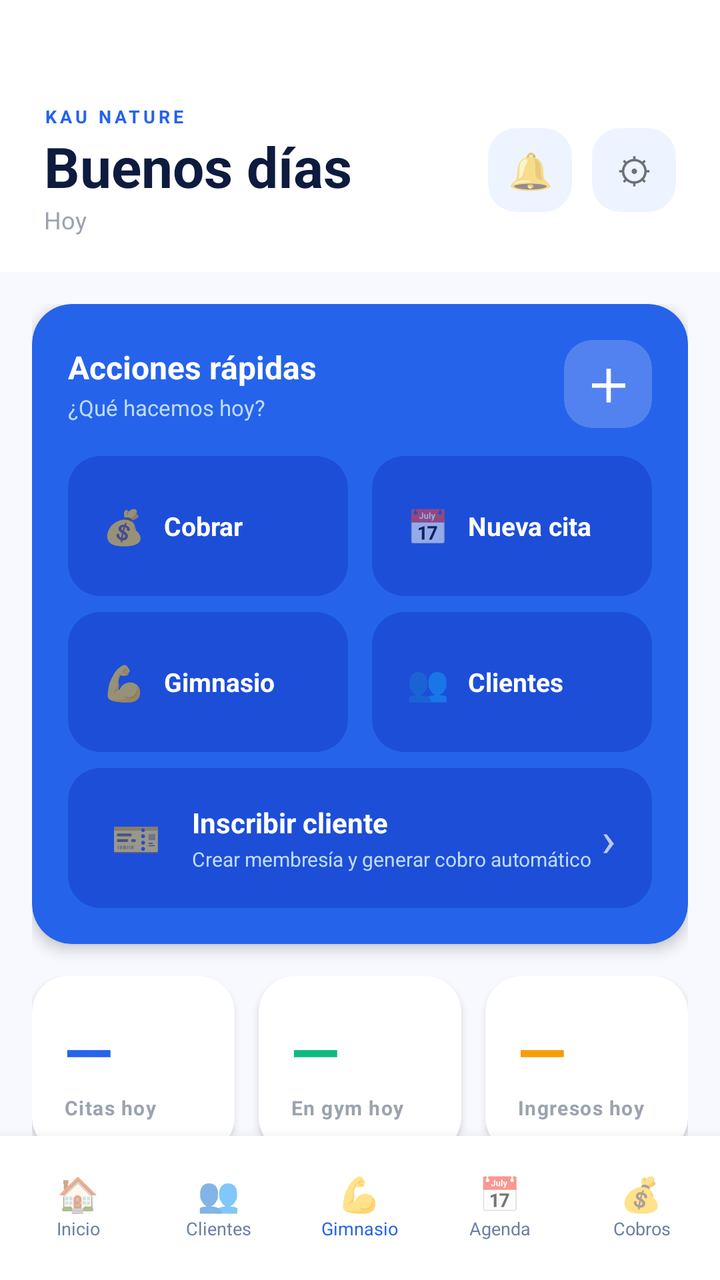
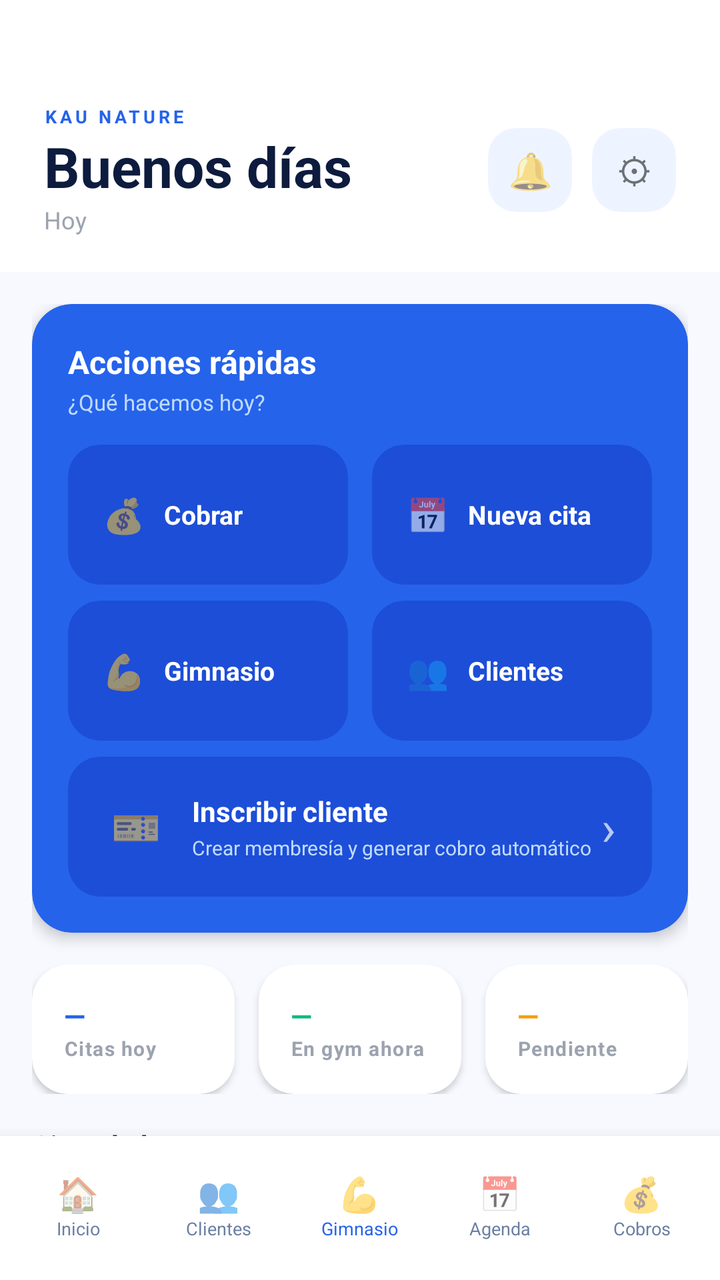

Compare the two renders of this Android layout. The source of the first and the diff that turns it into the second are given below.
<!-- AndroidManifest.xml: application theme Theme.KauNatureApplication -->
<!-- res/layout/activity_main.xml -->
<?xml version="1.0" encoding="utf-8"?>
<FrameLayout
    xmlns:android="http://schemas.android.com/apk/res/android"
    xmlns:app="http://schemas.android.com/apk/res-auto"
    android:layout_width="match_parent"
    android:layout_height="match_parent"
    android:background="#F7F9FF">

    
    <androidx.core.widget.NestedScrollView
        android:layout_width="match_parent"
        android:layout_height="match_parent"
        android:fillViewport="true"
        android:paddingBottom="80dp"
        android:clipToPadding="false">

        <LinearLayout
            android:layout_width="match_parent"
            android:layout_height="wrap_content"
            android:orientation="vertical">

            
            <LinearLayout
                android:layout_width="match_parent"
                android:layout_height="wrap_content"
                android:orientation="vertical"
                android:background="#FFFFFF"
                android:paddingStart="22dp"
                android:paddingEnd="22dp"
                android:paddingTop="52dp"
                android:paddingBottom="18dp">

                <LinearLayout
                    android:layout_width="match_parent"
                    android:layout_height="wrap_content"
                    android:orientation="horizontal"
                    android:gravity="center_vertical">

                    <LinearLayout
                        android:layout_width="0dp"
                        android:layout_height="wrap_content"
                        android:layout_weight="1"
                        android:orientation="vertical">

                        <TextView
                            android:layout_width="wrap_content"
                            android:layout_height="wrap_content"
                            android:text="KAU NATURE"
                            android:textSize="9sp"
                            android:textColor="#2563EB"
                            android:letterSpacing="0.18"
                            android:textStyle="bold"/>

                        <TextView
                            android:id="@+id/tvGreeting"
                            android:layout_width="wrap_content"
                            android:layout_height="wrap_content"
                            android:text="Buenos días"
                            android:textSize="28sp"
                            android:textColor="#0D1B3E"
                            android:textStyle="bold"/>

                        <TextView
                            android:id="@+id/tvFechaHoy"
                            android:layout_width="wrap_content"
                            android:layout_height="wrap_content"
                            android:text="Hoy"
                            android:textSize="12sp"
                            android:textColor="#9CA3AF"/>

                    </LinearLayout>

                    
                    <androidx.cardview.widget.CardView
                        android:id="@+id/btnNotif"
                        android:layout_width="42dp"
                        android:layout_height="42dp"
                        android:layout_marginEnd="10dp"
                        app:cardCornerRadius="14dp"
                        app:cardElevation="0dp"
                        app:cardBackgroundColor="#EEF4FF">
                        <FrameLayout
                            android:layout_width="match_parent"
                            android:layout_height="match_parent">
                            <TextView
                                android:layout_width="match_parent"
                                android:layout_height="match_parent"
                                android:text="🔔"
                                android:textSize="18sp"
                                android:gravity="center"/>
                            <View
                                android:id="@+id/badgeNotif"
                                android:layout_width="8dp"
                                android:layout_height="8dp"
                                android:layout_gravity="top|end"
                                android:layout_margin="6dp"
                                android:background="#EF4444"
                                android:visibility="gone"/>
                        </FrameLayout>
                    </androidx.cardview.widget.CardView>

                    
                    <androidx.cardview.widget.CardView
                        android:id="@+id/btnSettings"
                        android:layout_width="42dp"
                        android:layout_height="42dp"
                        app:cardCornerRadius="14dp"
                        app:cardElevation="0dp"
                        app:cardBackgroundColor="#EEF4FF">
                        <TextView
                            android:layout_width="match_parent"
                            android:layout_height="match_parent"
                            android:text="⚙"
                            android:textSize="18sp"
                            android:gravity="center"/>
                    </androidx.cardview.widget.CardView>

                </LinearLayout>
            </LinearLayout>

            
            <LinearLayout
                android:layout_width="match_parent"
                android:layout_height="wrap_content"
                android:orientation="vertical"
                android:padding="16dp">

                
                <androidx.cardview.widget.CardView
                    android:layout_width="match_parent"
                    android:layout_height="wrap_content"
                    android:layout_marginBottom="16dp"
                    app:cardCornerRadius="20dp"
                    app:cardElevation="4dp"
                    app:cardBackgroundColor="#2563EB">

                    <LinearLayout
                        android:layout_width="match_parent"
                        android:layout_height="wrap_content"
                        android:orientation="vertical"
                        android:padding="18dp">

                        
                        <LinearLayout
                            android:layout_width="match_parent"
                            android:layout_height="wrap_content"
                            android:orientation="horizontal"
                            android:gravity="center_vertical"
                            android:layout_marginBottom="14dp">

                            <LinearLayout
                                android:layout_width="0dp"
                                android:layout_height="wrap_content"
                                android:layout_weight="1"
                                android:orientation="vertical">

                                <TextView
                                    android:layout_width="wrap_content"
                                    android:layout_height="wrap_content"
                                    android:text="Acciones rápidas"
                                    android:textSize="16sp"
                                    android:textColor="#FFFFFF"
                                    android:textStyle="bold"/>

                                <TextView
                                    android:layout_width="wrap_content"
                                    android:layout_height="wrap_content"
                                    android:text="¿Qué hacemos hoy?"
                                    android:textSize="11sp"
                                    android:textColor="#BFDBFF"
                                    android:layout_marginTop="2dp"/>

                            </LinearLayout>

                            <androidx.cardview.widget.CardView
                                android:id="@+id/fabQuick"
                                android:layout_width="44dp"
                                android:layout_height="44dp"
                                app:cardCornerRadius="14dp"
                                app:cardElevation="0dp"
                                app:cardBackgroundColor="#33FFFFFF">
                                <TextView
                                    android:layout_width="match_parent"
                                    android:layout_height="match_parent"
                                    android:text="＋"
                                    android:textSize="22sp"
                                    android:textColor="#FFFFFF"
                                    android:textStyle="bold"
                                    android:gravity="center"/>
                            </androidx.cardview.widget.CardView>

                        </LinearLayout>

                        
                        <LinearLayout
                            android:layout_width="match_parent"
                            android:layout_height="wrap_content"
                            android:orientation="horizontal"
                            android:layout_marginBottom="8dp">

                            <androidx.cardview.widget.CardView
                                android:id="@+id/btnAccionCobrar"
                                android:layout_width="0dp"
                                android:layout_height="70dp"
                                android:layout_weight="1"
                                android:layout_marginEnd="6dp"
                                app:cardCornerRadius="16dp"
                                app:cardElevation="0dp"
                                app:cardBackgroundColor="#1D4ED8">
                                <LinearLayout
                                    android:layout_width="match_parent"
                                    android:layout_height="match_parent"
                                    android:orientation="horizontal"
                                    android:gravity="center_vertical"
                                    android:paddingStart="14dp"
                                    android:paddingEnd="10dp">
                                    <TextView
                                        android:layout_width="28dp"
                                        android:layout_height="28dp"
                                        android:text="💰"
                                        android:textSize="17sp"
                                        android:gravity="center"/>
                                    <TextView
                                        android:layout_width="wrap_content"
                                        android:layout_height="wrap_content"
                                        android:text="Cobrar"
                                        android:textSize="13sp"
                                        android:textColor="#FFFFFF"
                                        android:textStyle="bold"
                                        android:layout_marginStart="6dp"/>
                                </LinearLayout>
                            </androidx.cardview.widget.CardView>

                            <androidx.cardview.widget.CardView
                                android:id="@+id/btnAccionCita"
                                android:layout_width="0dp"
                                android:layout_height="70dp"
                                android:layout_weight="1"
                                android:layout_marginStart="6dp"
                                app:cardCornerRadius="16dp"
                                app:cardElevation="0dp"
                                app:cardBackgroundColor="#1D4ED8">
                                <LinearLayout
                                    android:layout_width="match_parent"
                                    android:layout_height="match_parent"
                                    android:orientation="horizontal"
                                    android:gravity="center_vertical"
                                    android:paddingStart="14dp"
                                    android:paddingEnd="10dp">
                                    <TextView
                                        android:layout_width="28dp"
                                        android:layout_height="28dp"
                                        android:text="📅"
                                        android:textSize="17sp"
                                        android:gravity="center"/>
                                    <TextView
                                        android:layout_width="wrap_content"
                                        android:layout_height="wrap_content"
                                        android:text="Nueva cita"
                                        android:textSize="13sp"
                                        android:textColor="#FFFFFF"
                                        android:textStyle="bold"
                                        android:layout_marginStart="6dp"/>
                                </LinearLayout>
                            </androidx.cardview.widget.CardView>

                        </LinearLayout>

                        
                        <LinearLayout
                            android:layout_width="match_parent"
                            android:layout_height="wrap_content"
                            android:orientation="horizontal"
                            android:layout_marginBottom="8dp">

                            <androidx.cardview.widget.CardView
                                android:id="@+id/btnAccionGym"
                                android:layout_width="0dp"
                                android:layout_height="70dp"
                                android:layout_weight="1"
                                android:layout_marginEnd="6dp"
                                app:cardCornerRadius="16dp"
                                app:cardElevation="0dp"
                                app:cardBackgroundColor="#1D4ED8">
                                <LinearLayout
                                    android:layout_width="match_parent"
                                    android:layout_height="match_parent"
                                    android:orientation="horizontal"
                                    android:gravity="center_vertical"
                                    android:paddingStart="14dp"
                                    android:paddingEnd="10dp">
                                    <TextView
                                        android:layout_width="28dp"
                                        android:layout_height="28dp"
                                        android:text="💪"
                                        android:textSize="17sp"
                                        android:gravity="center"/>
                                    <TextView
                                        android:layout_width="wrap_content"
                                        android:layout_height="wrap_content"
                                        android:text="Gimnasio"
                                        android:textSize="13sp"
                                        android:textColor="#FFFFFF"
                                        android:textStyle="bold"
                                        android:layout_marginStart="6dp"/>
                                </LinearLayout>
                            </androidx.cardview.widget.CardView>

                            <androidx.cardview.widget.CardView
                                android:id="@+id/btnAccionClientes"
                                android:layout_width="0dp"
                                android:layout_height="70dp"
                                android:layout_weight="1"
                                android:layout_marginStart="6dp"
                                app:cardCornerRadius="16dp"
                                app:cardElevation="0dp"
                                app:cardBackgroundColor="#1D4ED8">
                                <LinearLayout
                                    android:layout_width="match_parent"
                                    android:layout_height="match_parent"
                                    android:orientation="horizontal"
                                    android:gravity="center_vertical"
                                    android:paddingStart="14dp"
                                    android:paddingEnd="10dp">
                                    <TextView
                                        android:layout_width="28dp"
                                        android:layout_height="28dp"
                                        android:text="👥"
                                        android:textSize="17sp"
                                        android:gravity="center"/>
                                    <TextView
                                        android:layout_width="wrap_content"
                                        android:layout_height="wrap_content"
                                        android:text="Clientes"
                                        android:textSize="13sp"
                                        android:textColor="#FFFFFF"
                                        android:textStyle="bold"
                                        android:layout_marginStart="6dp"/>
                                </LinearLayout>
                            </androidx.cardview.widget.CardView>

                        </LinearLayout>

                        
                        <androidx.cardview.widget.CardView
                            android:id="@+id/btnAccionInscribir"
                            android:layout_width="match_parent"
                            android:layout_height="70dp"
                            app:cardCornerRadius="16dp"
                            app:cardElevation="0dp"
                            app:cardBackgroundColor="#1D4ED8">

                            <LinearLayout
                                android:layout_width="match_parent"
                                android:layout_height="match_parent"
                                android:orientation="horizontal"
                                android:gravity="center_vertical"
                                android:paddingStart="18dp"
                                android:paddingEnd="18dp">

                                <TextView
                                    android:layout_width="32dp"
                                    android:layout_height="32dp"
                                    android:text="🎫"
                                    android:textSize="20sp"
                                    android:gravity="center"/>

                                <LinearLayout
                                    android:layout_width="0dp"
                                    android:layout_height="wrap_content"
                                    android:layout_weight="1"
                                    android:orientation="vertical"
                                    android:layout_marginStart="12dp">

                                    <TextView
                                        android:layout_width="wrap_content"
                                        android:layout_height="wrap_content"
                                        android:text="Inscribir cliente"
                                        android:textSize="14sp"
                                        android:textColor="#FFFFFF"
                                        android:textStyle="bold"/>

                                    <TextView
                                        android:layout_width="wrap_content"
                                        android:layout_height="wrap_content"
                                        android:text="Crear membresía y generar cobro automático"
                                        android:textSize="10sp"
                                        android:textColor="#BFDBFF"
                                        android:layout_marginTop="2dp"/>

                                </LinearLayout>

                                <TextView
                                    android:layout_width="wrap_content"
                                    android:layout_height="wrap_content"
                                    android:text="›"
                                    android:textSize="24sp"
                                    android:textColor="#FFFFFF"
                                    android:alpha="0.7"/>

                            </LinearLayout>
                        </androidx.cardview.widget.CardView>

                    </LinearLayout>
                </androidx.cardview.widget.CardView>

                
                <LinearLayout
                    android:layout_width="match_parent"
                    android:layout_height="wrap_content"
                    android:orientation="horizontal"
                    android:layout_marginBottom="16dp">

                    <androidx.cardview.widget.CardView
                        android:layout_width="0dp"
                        android:layout_height="wrap_content"
                        android:layout_weight="1"
                        android:layout_marginEnd="6dp"
                        app:cardCornerRadius="18dp"
                        app:cardElevation="2dp"
                        app:cardBackgroundColor="#FFFFFF">
                        <LinearLayout
                            android:layout_width="match_parent"
                            android:layout_height="wrap_content"
                            android:orientation="vertical"
                            android:padding="16dp">
                            <TextView
                                android:id="@+id/tvKpiCitas"
                                android:layout_width="wrap_content"
                                android:layout_height="wrap_content"
                                android:text="—"
                                android:textSize="32sp"
                                android:textColor="#2563EB"
                                android:textStyle="bold"/>
                            <TextView
                                android:layout_width="wrap_content"
                                android:layout_height="wrap_content"
                                android:text="Citas hoy"
                                android:textSize="10sp"
                                android:textColor="#9CA3AF"
                                android:textStyle="bold"
                                android:letterSpacing="0.05"/>
                        </LinearLayout>
                    </androidx.cardview.widget.CardView>

                    <androidx.cardview.widget.CardView
                        android:layout_width="0dp"
                        android:layout_height="wrap_content"
                        android:layout_weight="1"
                        android:layout_marginStart="6dp"
                        android:layout_marginEnd="6dp"
                        app:cardCornerRadius="18dp"
                        app:cardElevation="2dp"
                        app:cardBackgroundColor="#FFFFFF">
                        <LinearLayout
                            android:layout_width="match_parent"
                            android:layout_height="wrap_content"
                            android:orientation="vertical"
                            android:padding="16dp">
                            <TextView
                                android:id="@+id/tvKpiGym"
                                android:layout_width="wrap_content"
                                android:layout_height="wrap_content"
                                android:text="—"
                                android:textSize="32sp"
                                android:textColor="#10B981"
                                android:textStyle="bold"/>
                            <TextView
                                android:layout_width="wrap_content"
                                android:layout_height="wrap_content"
                                android:text="En gym hoy"
                                android:textSize="10sp"
                                android:textColor="#9CA3AF"
                                android:textStyle="bold"
                                android:letterSpacing="0.05"/>
                        </LinearLayout>
                    </androidx.cardview.widget.CardView>

                    <androidx.cardview.widget.CardView
                        android:layout_width="0dp"
                        android:layout_height="wrap_content"
                        android:layout_weight="1"
                        android:layout_marginStart="6dp"
                        app:cardCornerRadius="18dp"
                        app:cardElevation="2dp"
                        app:cardBackgroundColor="#FFFFFF">
                        <LinearLayout
                            android:layout_width="match_parent"
                            android:layout_height="wrap_content"
                            android:orientation="vertical"
                            android:padding="16dp">
                            <TextView
                                android:id="@+id/tvKpiIngresos"
                                android:layout_width="wrap_content"
                                android:layout_height="wrap_content"
                                android:text="—"
                                android:textSize="32sp"
                                android:textColor="#F59E0B"
                                android:textStyle="bold"/>
                            <TextView
                                android:layout_width="wrap_content"
                                android:layout_height="wrap_content"
                                android:text="Ingresos hoy"
                                android:textSize="10sp"
                                android:textColor="#9CA3AF"
                                android:textStyle="bold"
                                android:letterSpacing="0.05"/>
                        </LinearLayout>
                    </androidx.cardview.widget.CardView>

                </LinearLayout>

                
                <LinearLayout
                    android:layout_width="match_parent"
                    android:layout_height="wrap_content"
                    android:orientation="horizontal"
                    android:gravity="center_vertical"
                    android:layout_marginBottom="10dp">

                    <TextView
                        android:layout_width="0dp"
                        android:layout_height="wrap_content"
                        android:layout_weight="1"
                        android:text="Citas de hoy"
                        android:textSize="14sp"
                        android:textColor="#0D1B3E"
                        android:textStyle="bold"/>

                    <TextView
                        android:id="@+id/tvVerCitas"
                        android:layout_width="wrap_content"
                        android:layout_height="wrap_content"
                        android:text="Ver agenda →"
                        android:textSize="11sp"
                        android:textColor="#2563EB"
                        android:textStyle="bold"/>

                </LinearLayout>

                <LinearLayout
                    android:id="@+id/listaCitas"
                    android:layout_width="match_parent"
                    android:layout_height="wrap_content"
                    android:orientation="vertical"
                    android:layout_marginBottom="16dp"/>

                
                <LinearLayout
                    android:layout_width="match_parent"
                    android:layout_height="wrap_content"
                    android:orientation="horizontal"
                    android:gravity="center_vertical"
                    android:layout_marginBottom="10dp">

                    <TextView
                        android:layout_width="0dp"
                        android:layout_height="wrap_content"
                        android:layout_weight="1"
                        android:text="Pagos pendientes"
                        android:textSize="14sp"
                        android:textColor="#0D1B3E"
                        android:textStyle="bold"/>

                    <TextView
                        android:id="@+id/tvVerPagos"
                        android:layout_width="wrap_content"
                        android:layout_height="wrap_content"
                        android:text="Ver cobros →"
                        android:textSize="11sp"
                        android:textColor="#2563EB"
                        android:textStyle="bold"/>

                </LinearLayout>

                <LinearLayout
                    android:id="@+id/listaPagos"
                    android:layout_width="match_parent"
                    android:layout_height="wrap_content"
                    android:orientation="vertical"/>

            </LinearLayout>
        </LinearLayout>
    </androidx.core.widget.NestedScrollView>

    
    <LinearLayout
        android:layout_width="match_parent"
        android:layout_height="72dp"
        android:layout_gravity="bottom"
        android:orientation="horizontal"
        android:background="#FFFFFF"
        android:elevation="12dp"
        android:paddingStart="4dp"
        android:paddingEnd="4dp"
        android:paddingTop="6dp"
        android:paddingBottom="8dp">

        <LinearLayout android:id="@+id/nav_home"
            android:layout_width="0dp" android:layout_height="match_parent"
            android:layout_weight="1" android:orientation="vertical" android:gravity="center">
            <TextView android:layout_width="wrap_content" android:layout_height="wrap_content"
                android:text="🏠" android:textSize="17sp" android:gravity="center"/>
            <TextView android:id="@+id/navLabelHome"
                android:layout_width="wrap_content" android:layout_height="wrap_content"
                android:text="Inicio" android:textSize="9sp" android:textColor="#6B7FA3" android:gravity="center"/>
        </LinearLayout>

        <LinearLayout android:id="@+id/nav_clientes"
            android:layout_width="0dp" android:layout_height="match_parent"
            android:layout_weight="1" android:orientation="vertical" android:gravity="center">
            <TextView android:layout_width="wrap_content" android:layout_height="wrap_content"
                android:text="👥" android:textSize="17sp" android:gravity="center"/>
            <TextView android:id="@+id/navLabelClientes"
                android:layout_width="wrap_content" android:layout_height="wrap_content"
                android:text="Clientes" android:textSize="9sp" android:textColor="#6B7FA3" android:gravity="center"/>
        </LinearLayout>

        <LinearLayout android:id="@+id/nav_gimnasio"
            android:layout_width="0dp" android:layout_height="match_parent"
            android:layout_weight="1" android:orientation="vertical" android:gravity="center"
            android:paddingTop="4dp" android:paddingBottom="4dp">
            <TextView android:id="@+id/navIconGimnasio"
                android:layout_width="wrap_content" android:layout_height="wrap_content"
                android:text="💪" android:textSize="17sp" android:gravity="center"/>
            <TextView android:id="@+id/navLabelGimnasio"
                android:layout_width="wrap_content" android:layout_height="wrap_content"
                android:text="Gimnasio" android:textSize="9sp" android:textColor="#2563EB" android:gravity="center"/>
        </LinearLayout>

        <LinearLayout android:id="@+id/nav_agenda"
            android:layout_width="0dp" android:layout_height="match_parent"
            android:layout_weight="1" android:orientation="vertical" android:gravity="center">
            <TextView android:layout_width="wrap_content" android:layout_height="wrap_content"
                android:text="📅" android:textSize="17sp" android:gravity="center"/>
            <TextView android:id="@+id/navLabelAgenda"
                android:layout_width="wrap_content" android:layout_height="wrap_content"
                android:text="Agenda" android:textSize="9sp" android:textColor="#6B7FA3" android:gravity="center"/>
        </LinearLayout>

        <LinearLayout android:id="@+id/nav_cobros"
            android:layout_width="0dp" android:layout_height="match_parent"
            android:layout_weight="1" android:orientation="vertical" android:gravity="center">
            <TextView android:layout_width="wrap_content" android:layout_height="wrap_content"
                android:text="💰" android:textSize="17sp" android:gravity="center"/>
            <TextView android:id="@+id/navLabelCobros"
                android:layout_width="wrap_content" android:layout_height="wrap_content"
                android:text="Cobros" android:textSize="9sp" android:textColor="#6B7FA3" android:gravity="center"/>
        </LinearLayout>

    </LinearLayout>

</FrameLayout>
<!-- resources referenced by this layout -->
<resources>
  <style name="Theme.KauNatureApplication" parent="Theme.MaterialComponents.DayNight.NoActionBar">
          <item name="colorPrimary">@color/accent_blue</item>
          <item name="colorPrimaryVariant">@color/accent_blue_light</item>
          <item name="colorOnPrimary">@color/white</item>
          
          <item name="android:colorBackground">@color/bg_main</item>
          <item name="colorSurface">@color/white</item>
          <item name="colorSurfaceVariant">@color/blue_pale2</item>
          <item name="colorOnSurface">@color/text_primary</item>
          <item name="colorOnSurfaceVariant">@color/text_muted</item>
          
          <item name="android:statusBarColor">@color/white</item>
          <item name="android:navigationBarColor">@color/white</item>
          <item name="android:windowLightStatusBar">true</item>
      </style>
  <color name="accent_blue">#0A66FF</color>
  <color name="accent_blue_light">#3D85FF</color>
  <color name="white">#FFFFFF</color>
  <color name="bg_main">#F5F8FF</color>
  <color name="blue_pale2">#F0F5FF</color>
  <color name="text_primary">#0D1B3E</color>
  <color name="text_muted">#6B7FA3</color>
</resources>

<!-- the commit's change to res/layout/activity_main.xml (unified diff, before → after) -->
@@ -172,22 +172,6 @@
 
                             </LinearLayout>
 
-                            <androidx.cardview.widget.CardView
-                                android:id="@+id/fabQuick"
-                                android:layout_width="44dp"
-                                android:layout_height="44dp"
-                                app:cardCornerRadius="14dp"
-                                app:cardElevation="0dp"
-                                app:cardBackgroundColor="#33FFFFFF">
-                                <TextView
-                                    android:layout_width="match_parent"
-                                    android:layout_height="match_parent"
-                                    android:text="＋"
-                                    android:textSize="22sp"
-                                    android:textColor="#FFFFFF"
-                                    android:textStyle="bold"
-                                    android:gravity="center"/>
-                            </androidx.cardview.widget.CardView>
 
                         </LinearLayout>
 
@@ -426,12 +410,17 @@
                             android:padding="16dp">
                             <TextView
                                 android:id="@+id/tvKpiCitas"
-                                android:layout_width="wrap_content"
+                                android:layout_width="match_parent"
                                 android:layout_height="wrap_content"
                                 android:text="—"
-                                android:textSize="32sp"
                                 android:textColor="#2563EB"
-                                android:textStyle="bold"/>
+                                android:textStyle="bold"
+                                android:maxLines="1"
+                                android:ellipsize="none"
+                                app:autoSizeTextType="uniform"
+                                app:autoSizeMinTextSize="14sp"
+                                app:autoSizeMaxTextSize="32sp"
+                                app:autoSizeStepGranularity="1sp"/>
                             <TextView
                                 android:layout_width="wrap_content"
                                 android:layout_height="wrap_content"
@@ -459,16 +448,21 @@
                             android:padding="16dp">
                             <TextView
                                 android:id="@+id/tvKpiGym"
-                                android:layout_width="wrap_content"
+                                android:layout_width="match_parent"
                                 android:layout_height="wrap_content"
                                 android:text="—"
-                                android:textSize="32sp"
                                 android:textColor="#10B981"
-                                android:textStyle="bold"/>
+                                android:textStyle="bold"
+                                android:maxLines="1"
+                                android:ellipsize="none"
+                                app:autoSizeTextType="uniform"
+                                app:autoSizeMinTextSize="14sp"
+                                app:autoSizeMaxTextSize="32sp"
+                                app:autoSizeStepGranularity="1sp"/>
                             <TextView
                                 android:layout_width="wrap_content"
                                 android:layout_height="wrap_content"
-                                android:text="En gym hoy"
+                                android:text="En gym ahora"
                                 android:textSize="10sp"
                                 android:textColor="#9CA3AF"
                                 android:textStyle="bold"
@@ -491,16 +485,21 @@
                             android:padding="16dp">
                             <TextView
                                 android:id="@+id/tvKpiIngresos"
-                                android:layout_width="wrap_content"
+                                android:layout_width="match_parent"
                                 android:layout_height="wrap_content"
                                 android:text="—"
-                                android:textSize="32sp"
                                 android:textColor="#F59E0B"
-                                android:textStyle="bold"/>
+                                android:textStyle="bold"
+                                android:maxLines="1"
+                                android:ellipsize="none"
+                                app:autoSizeTextType="uniform"
+                                app:autoSizeMinTextSize="12sp"
+                                app:autoSizeMaxTextSize="28sp"
+                                app:autoSizeStepGranularity="1sp"/>
                             <TextView
                                 android:layout_width="wrap_content"
                                 android:layout_height="wrap_content"
-                                android:text="Ingresos hoy"
+                                android:text="Pendiente"
                                 android:textSize="10sp"
                                 android:textColor="#9CA3AF"
                                 android:textStyle="bold"
